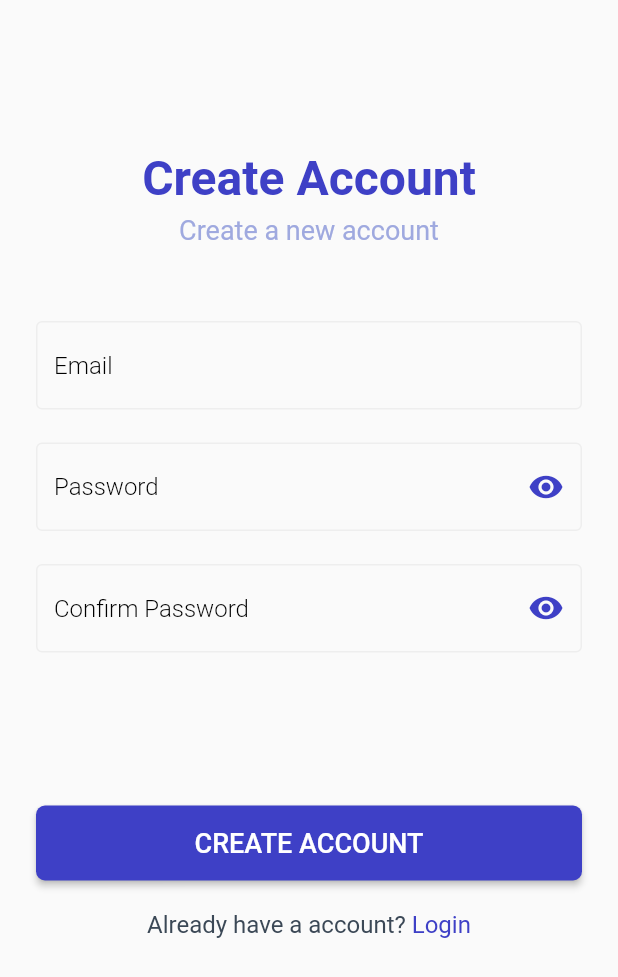
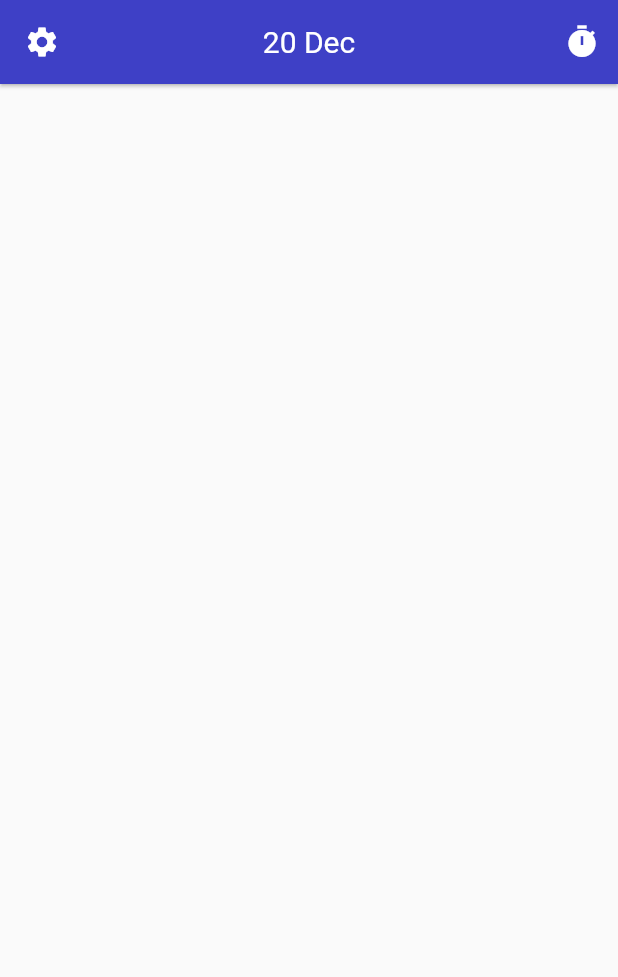
Before and after one commit to Danis96/todo_providers_SOLID, a Flutter app: the RegistrationPage screen opened directly, after a tap on "CREATE ACCOUNT", on a phone screen of 412 x 824 dp. Shown: the top 977 px of the screen. Run offline on Flutter 3.47's test engine with Material 2 defaults, Android fonts, the phone set to English and light mode, and no system bars; our stand-ins replace firebase_auth, firebase_core; accounts and stored records are empty.

Commit message:
registration and login finished, user model created, started home widget, app bar finished

```diff
--- /dev/null
+++ b/lib/app/models/user_model.dart
@@ -0,0 +1,21 @@
+import 'package:firebase_auth/firebase_auth.dart';
+
+class UserModel {
+  UserModel({
+    this.email,
+    this.name,
+    this.uid,
+  });
+
+  factory UserModel.fromDocument(UserCredential userCredential) {
+    return UserModel(
+      email: userCredential.user.email ?? '',
+      name: userCredential.user.displayName ?? '',
+      uid: userCredential.user.uid ?? '',
+    );
+  }
+
+  String email;
+  String name;
+  String uid;
+}
--- a/lib/app/providers/auth_provider.dart
+++ b/lib/app/providers/auth_provider.dart
@@ -1,6 +1,7 @@
 import 'package:firebase_auth/firebase_auth.dart';
 import 'package:flutter/material.dart';
 import 'package:flutter/foundation.dart';
+import 'package:todo/app/models/user_model.dart';
 import 'package:todo/app/repository/authentification_repository.dart';
 
 class AuthProvider extends ChangeNotifier {
@@ -10,7 +11,9 @@ class AuthProvider extends ChangeNotifier {
 
   AuthRepository _authRepository;
 
-  Future<void> registerUser({
+  UserModel _userModel;
+
+  Future<UserModel> registerUser({
     @required String email,
     @required String password,
     @required GlobalKey<FormState> key,
@@ -18,16 +21,19 @@ class AuthProvider extends ChangeNotifier {
     try {
       final UserCredential userCredential =
           await _authRepository.signUp(email, password, key);
+      _userModel = UserModel.fromDocument(userCredential);
       print('REGISTER USER:');
       print('TOKEN: ${userCredential.user.uid}');
       print('USER: ${userCredential.user.email}');
       notifyListeners();
+      return _userModel;
     } catch (e) {
       print(e);
+      return null;
     }
   }
 
-  Future<void> loginUser({
+  Future<UserModel> loginUser({
     @required String email,
     @required String password,
     @required GlobalKey<FormState> key,
@@ -35,12 +41,15 @@ class AuthProvider extends ChangeNotifier {
     try {
       final UserCredential userCredential =
           await _authRepository.signIn(email, password, key);
+      _userModel = UserModel.fromDocument(userCredential);
       print('LOGIN USER:');
       print('TOKEN: ${userCredential.user.uid}');
       print('USER: ${userCredential.user.email}');
       notifyListeners();
+      return _userModel;
     } catch (e) {
       print(e);
+      return null;
     }
   }
 }
--- /dev/null
+++ b/lib/app/view/home/page/home.dart
@@ -0,0 +1,17 @@
+import 'package:flutter/material.dart';
+import 'package:todo/app/view/home/widgets/home_app_bar.dart';
+
+class HomePage extends StatelessWidget {
+  @override
+  Widget build(BuildContext context) {
+    return Scaffold(
+      appBar: homeAppBar(),
+      body: WillPopScope(
+        onWillPop: () => null,
+        child: ListView(
+          children: <Widget>[],
+        ),
+      ),
+    );
+  }
+}
--- /dev/null
+++ b/lib/app/view/home/widgets/home_app_bar.dart
@@ -0,0 +1,32 @@
+import 'package:flutter/material.dart';
+import 'package:intl/intl.dart';
+import 'package:todo/app/utils/color_helper.dart';
+import 'package:todo/common/common_app_bar.dart';
+
+String dateNow() {
+  final DateFormat f = DateFormat('dd MMM');
+  final DateTime now = DateTime.now();
+  final String date = f.format(now);
+  return date;
+}
+
+PreferredSizeWidget homeAppBar() {
+  return commonAppBar(
+    title: dateNow(),
+    backgroundColor: ColorHelper.mainPurple.color,
+    action: IconButton(
+      icon: Icon(
+        Icons.timer,
+        color: ColorHelper.todoWhite.color,
+      ),
+      onPressed: () => print('Navigate to screen to show time that is left'),
+    ),
+    leading: IconButton(
+      icon: Icon(
+        Icons.settings,
+        color: ColorHelper.todoWhite.color,
+      ),
+      onPressed: () => print('Navigate to settings screen for user'),
+    ),
+  );
+}
--- a/lib/app/view/login/page/login_page.dart
+++ b/lib/app/view/login/page/login_page.dart
@@ -43,6 +43,7 @@ class _LoginPageState extends State<LoginPage> {
                         ),
                       ),
                       Container(
+                        margin: const EdgeInsets.only(top: 10),
                         child: passwordTextFormField(
                           controller: _passwordController,
                         ),
@@ -54,11 +55,21 @@ class _LoginPageState extends State<LoginPage> {
               Container(
                 margin: const EdgeInsets.only(top: 80),
                 child: loginButton(
-                  onPressed: () => _authProvider.loginUser(
-                    email: _emailController.text,
-                    password: _passwordController.text,
-                    key: _loginFormKey,
-                  ),
+                  onPressed: () => _authProvider
+                      .loginUser(
+                        email: _emailController.text,
+                        password: _passwordController.text,
+                        key: _loginFormKey,
+                      )
+                      .then(
+                        (_) => print('User is logged in'),
+                      )
+                      .then(
+                        (_) => Navigator.of(context).pushNamedAndRemoveUntil(
+                          Home,
+                          (_) => false,
+                        ),
+                      ),
                 ),
               ),
               Container(
--- a/lib/app/view/registration/page/register_page.dart
+++ b/lib/app/view/registration/page/register_page.dart
@@ -39,11 +39,13 @@ class RegistrationPage extends StatelessWidget {
                         ),
                       ),
                       Container(
+                        margin: const EdgeInsets.only(top: 5),
                         child: passwordRegisterTextFormField(
                           controller: _passwordController,
                         ),
                       ),
                       Container(
+                        margin: const EdgeInsets.only(top: 5),
                         child: confirmPasswordRegisterTextFormField(
                           controller: _passwordConfirmController,
                         ),
@@ -55,11 +57,21 @@ class RegistrationPage extends StatelessWidget {
               Container(
                 margin: const EdgeInsets.only(top: 80),
                 child: registerButton(
-                  onPressed: () => _authProvider.registerUser(
-                    email: _emailController.text,
-                    password: _passwordConfirmController.text,
-                    key: _registerFormKey,
-                  ).then((_) => print('User is registered')),
+                  onPressed: () => _authProvider
+                      .registerUser(
+                        email: _emailController.text,
+                        password: _passwordConfirmController.text,
+                        key: _registerFormKey,
+                      )
+                      .then(
+                        (_) => print('User is registered'),
+                      )
+                      .then(
+                        (_) => Navigator.of(context).pushNamedAndRemoveUntil(
+                          Home,
+                          (_) => false,
+                        ),
+                      ),
                   disable: _passwordController.text.isEmpty !=
                       _passwordConfirmController.text.isEmpty,
                 ),
--- /dev/null
+++ b/lib/common/common_app_bar.dart
@@ -0,0 +1,27 @@
+import 'package:flutter/material.dart';
+import 'package:todo/app/utils/color_helper.dart';
+
+PreferredSizeWidget commonAppBar({
+  double elevation,
+  Color backgroundColor,
+  Widget leading,
+  Widget action,
+  @required String title,
+}) {
+  return AppBar(
+    backgroundColor: backgroundColor ?? ColorHelper.todoWhite.color,
+    elevation: elevation ?? 1,
+    centerTitle: true,
+    leading: leading,
+    title: Text(
+      title,
+      style: TextStyle(
+        color: ColorHelper.todoWhite.color,
+        fontWeight: FontWeight.w400,
+      ),
+    ),
+    actions: <Widget>[
+      action,
+    ],
+  );
+}
--- a/lib/common/common_text_form_field.dart
+++ b/lib/common/common_text_form_field.dart
@@ -12,6 +12,12 @@ Widget commonTextFormField({
     controller: controller,
     obscureText: obscureText,
     cursorColor: ColorHelper.mainPurple.color,
+    validator: (String input) {
+         if(input.isEmpty) {
+           return 'Field cannot be empty!!!';
+         }
+         return '';
+    },
     decoration: InputDecoration(
       helperText: '',
       suffixIcon: icon,
@@ -74,6 +80,14 @@ class _PasswordTextFormFieldState extends State<PasswordTextFormField> {
       controller: widget.controller,
       obscureText: _showPassword,
       cursorColor: ColorHelper.mainPurple.color,
+      validator: (String input) {
+          if(input.isEmpty) {
+            return 'Field cannot be empty!!!';
+          } else if(input.length < 6) {
+            return 'Password must be longer then 6 characters.';
+          }
+          return '';
+      },
       decoration: InputDecoration(
         helperText: '',
         suffixIcon: IconButton(
--- a/lib/routing/route_generator.dart
+++ b/lib/routing/route_generator.dart
@@ -1,5 +1,6 @@
 import 'package:flutter/material.dart';
 import 'package:todo/app/utils/navigation_animations.dart';
+import 'package:todo/app/view/home/page/home.dart';
 import 'package:todo/app/view/login/page/login_page.dart';
 import 'package:todo/app/view/registration/page/register_page.dart';
 import 'package:todo/routing/routes.dart';
@@ -15,6 +16,8 @@ class RouteGenerator {
         return SlideAnimationTween(widget: LoginPage());
       case SignUp:
         return SlideAnimationTween(widget: RegistrationPage());
+        case Home:
+        return SlideAnimationTween(widget: HomePage());
       default:
         return _errorRoute();
     }
--- a/lib/routing/routes.dart
+++ b/lib/routing/routes.dart
@@ -1,2 +1,3 @@
 const String SignIn = '/login';
 const String SignUp = '/registration';
+const String Home = '/home';
--- a/pubspec.yaml
+++ b/pubspec.yaml
@@ -27,6 +27,7 @@ dependencies:
   firebase_auth: ^0.18.4+1
   firebase_core: ^0.5.2
   provider: ^4.3.2+3
+  intl: ^0.16.1
 
 
 
```
Also changed, not shown: 1 other file.
